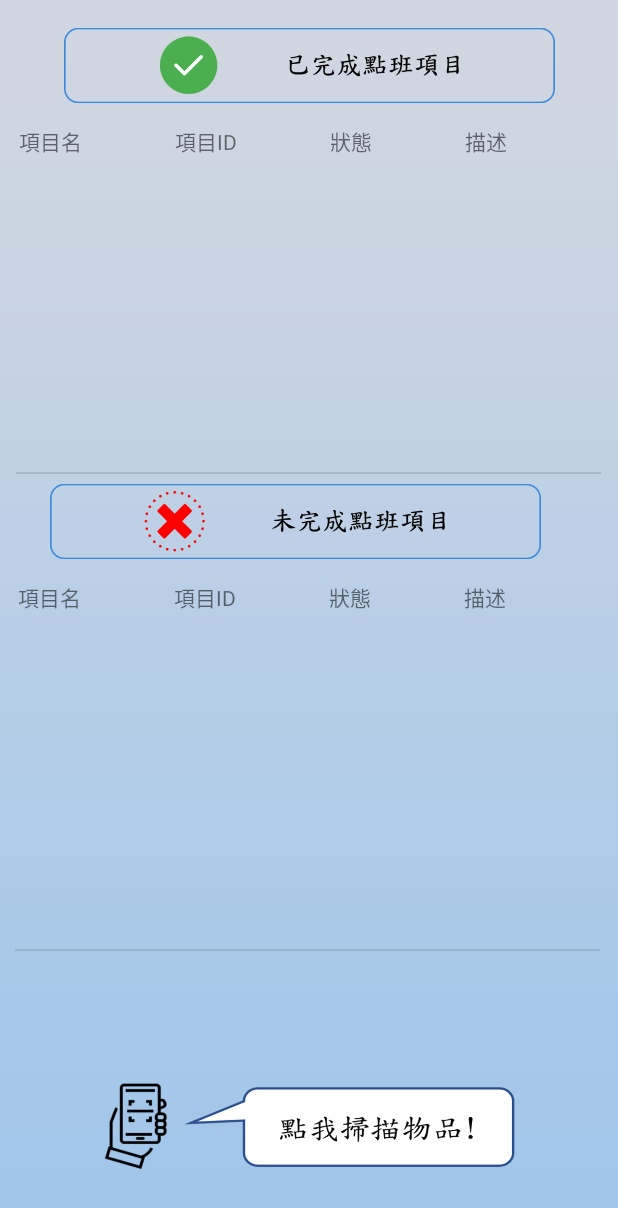
After one commit to JoanneHsia/ProjectGrade3_two, an Android app: the TodoListActivity screen opened directly, with no data from a screen before it, on a phone screen of 412 x 824 dp. The commit adds this screen. Shown: the top 1208 px of the screen. Run offline under Robolectric (Android 15) with nearby library versions, the phone set to English and light mode, and no system bars; our stand-ins replace Volley; network calls fail; 1 statement that could not run was skipped.

Commit message:
在掃qrcode點班前將該班表的item_todo改成undo

```diff
--- /dev/null
+++ b/app/src/main/java/com/example/projectgrade3_two/TodoListActivity.java
@@ -0,0 +1,46 @@
+package com.example.projectgrade3_two;
+
+import androidx.appcompat.app.AppCompatActivity;
+
+import android.os.Bundle;
+import android.view.Gravity;
+import android.widget.TableLayout;
+import android.widget.TableRow;
+import android.widget.TextView;
+import android.widget.Toast;
+
+import com.android.volley.AuthFailureError;
+import com.android.volley.Request;
+import com.android.volley.Response;
+import com.android.volley.VolleyError;
+import com.android.volley.toolbox.StringRequest;
+import com.android.volley.toolbox.Volley;
+
+import org.json.JSONArray;
+import org.json.JSONException;
+import org.json.JSONObject;
+
+import java.util.HashMap;
+import java.util.Map;
+
+public class TodoListActivity extends AppCompatActivity {
+
+    String item_class;
+
+    String urlitemUndo = "https://projectgrade3two.000webhostapp.com/itemClass.php";
+    String urlitemDone = "https://projectgrade3two.000webhostapp.com/itemClass.php";
+    TableLayout undoList, doneList;
+
+    @Override
+    protected void onCreate(Bundle savedInstanceState) {
+        super.onCreate(savedInstanceState);
+        setContentView(R.layout.activity_todo_list);
+
+        Bundle bundle =  getIntent().getExtras();
+        item_class = bundle.getString("item_class");
+
+
+    }
+
+
+}
--- /dev/null
+++ b/app/src/main/res/layout/activity_todo_list.xml
@@ -0,0 +1,156 @@
+<?xml version="1.0" encoding="utf-8"?>
+<androidx.constraintlayout.widget.ConstraintLayout xmlns:android="http://schemas.android.com/apk/res/android"
+    xmlns:app="http://schemas.android.com/apk/res-auto"
+    xmlns:tools="http://schemas.android.com/tools"
+    android:layout_width="match_parent"
+    android:layout_height="match_parent"
+    android:background="@drawable/all_item"
+    tools:context=".TodoListActivity" >
+
+    <ImageView
+        android:id="@+id/imageView2"
+        android:layout_width="327dp"
+        android:layout_height="87dp"
+        app:layout_constraintEnd_toEndOf="parent"
+        app:layout_constraintStart_toStartOf="parent"
+        app:layout_constraintTop_toTopOf="parent"
+        app:srcCompat="@drawable/done" />
+
+    <TableLayout
+        android:id="@+id/undo_list"
+        android:layout_width="390dp"
+        android:layout_height="219dp"
+        android:layout_marginStart="10dp"
+        android:layout_marginTop="1dp"
+        android:layout_marginEnd="11dp"
+        android:divider="?android:attr/listDivider"
+        android:showDividers="beginning|middle|end"
+        app:layout_constraintEnd_toEndOf="parent"
+        app:layout_constraintHorizontal_bias="0.0"
+        app:layout_constraintStart_toStartOf="parent"
+        app:layout_constraintTop_toBottomOf="@+id/linearLayout3">
+
+    </TableLayout>
+
+    <LinearLayout
+        android:id="@+id/linearLayout3"
+        android:layout_width="388dp"
+        android:layout_height="26dp"
+        android:layout_marginStart="12dp"
+        android:layout_marginTop="-4dp"
+        android:layout_marginEnd="11dp"
+        android:orientation="horizontal"
+        app:layout_constraintEnd_toEndOf="parent"
+        app:layout_constraintHorizontal_bias="0.0"
+        app:layout_constraintStart_toStartOf="parent"
+        app:layout_constraintTop_toBottomOf="@+id/imageView3">
+
+        <TextView
+            android:id="@+id/textView14"
+            android:layout_width="wrap_content"
+            android:layout_height="wrap_content"
+            android:layout_weight="1"
+            android:text="項目名" />
+
+        <TextView
+            android:id="@+id/textView15"
+            android:layout_width="wrap_content"
+            android:layout_height="wrap_content"
+            android:layout_weight="1"
+            android:text="項目ID" />
+
+        <TextView
+            android:id="@+id/textView16"
+            android:layout_width="wrap_content"
+            android:layout_height="wrap_content"
+            android:layout_weight="1"
+            android:text="狀態" />
+
+        <TextView
+            android:id="@+id/textView17"
+            android:layout_width="wrap_content"
+            android:layout_height="wrap_content"
+            android:layout_weight="1"
+            android:text="描述" />
+    </LinearLayout>
+
+    <TableLayout
+        android:id="@+id/done_list"
+        android:layout_width="390dp"
+        android:layout_height="205dp"
+        android:layout_marginStart="10dp"
+        android:layout_marginTop="1dp"
+        android:layout_marginEnd="11dp"
+        android:divider="?android:attr/listDivider"
+        android:showDividers="beginning|middle|end"
+        app:layout_constraintEnd_toEndOf="parent"
+        app:layout_constraintStart_toStartOf="parent"
+        app:layout_constraintTop_toBottomOf="@+id/linearLayout4">
+
+    </TableLayout>
+
+    <LinearLayout
+        android:id="@+id/linearLayout4"
+        android:layout_width="388dp"
+        android:layout_height="26dp"
+        android:layout_marginStart="12dp"
+        android:layout_marginTop="-4dp"
+        android:layout_marginEnd="11dp"
+        android:orientation="horizontal"
+        app:layout_constraintEnd_toEndOf="parent"
+        app:layout_constraintStart_toStartOf="parent"
+        app:layout_constraintTop_toBottomOf="@+id/imageView2">
+
+        <TextView
+            android:id="@+id/textView18"
+            android:layout_width="wrap_content"
+            android:layout_height="wrap_content"
+            android:layout_weight="1"
+            android:text="項目名" />
+
+        <TextView
+            android:id="@+id/textView13"
+            android:layout_width="wrap_content"
+            android:layout_height="wrap_content"
+            android:layout_weight="1"
+            android:text="項目ID" />
+
+        <TextView
+            android:id="@+id/textView12"
+            android:layout_width="wrap_content"
+            android:layout_height="wrap_content"
+            android:layout_weight="1"
+            android:text="狀態" />
+
+        <TextView
+            android:id="@+id/textView11"
+            android:layout_width="wrap_content"
+            android:layout_height="wrap_content"
+            android:layout_weight="1"
+            android:text="描述" />
+    </LinearLayout>
+
+    <Button
+        android:id="@+id/btn_qrcode"
+        android:layout_width="291dp"
+        android:layout_height="64dp"
+        android:layout_marginStart="62dp"
+        android:layout_marginTop="8dp"
+        android:layout_marginEnd="58dp"
+        android:background="#00000000"
+        app:layout_constraintEnd_toEndOf="parent"
+        app:layout_constraintStart_toStartOf="parent"
+        app:layout_constraintTop_toBottomOf="@+id/undo_list" />
+
+    <ImageView
+        android:id="@+id/imageView3"
+        android:layout_width="327dp"
+        android:layout_height="87dp"
+        android:layout_marginTop="304dp"
+        app:layout_constraintEnd_toEndOf="parent"
+        app:layout_constraintHorizontal_bias="0.392"
+        app:layout_constraintStart_toStartOf="parent"
+        app:layout_constraintTop_toTopOf="parent"
+        app:srcCompat="@drawable/undo" />
+
+</androidx.constraintlayout.widget.ConstraintLayout>
--- a/app/src/main/res/values/array_mms.xml
+++ b/app/src/main/res/values/array_mms.xml
@@ -1,6 +1,7 @@
 <?xml version="1.0" encoding="utf-8"?>
 <resources>
     <string-array name="mms_array">
+        <item>請選擇班表</item>
         <item>D(白班)</item>
         <item>E(小夜班)</item>
         <item>N(大夜班)</item>
```
Also changed, not shown: app/src/main/AndroidManifest.xml (+14 -8 lines), app/src/main/java/com/example/projectgrade3_two/DoneActivity.java (added, +14 -0 lines), app/src/main/java/com/example/projectgrade3_two/MmsActivity.java (+157 -51 lines), app/src/main/res/layout/activity_done.xml (added, +8 -0 lines), app/src/main/res/layout/activity_mms.xml (+27 -52 lines), app/src/main/res/drawable/all_item.png (added), app/src/main/res/drawable/done.png (added), app/src/main/res/drawable/stage.png (added), app/src/main/res/drawable/undo.png (added).
